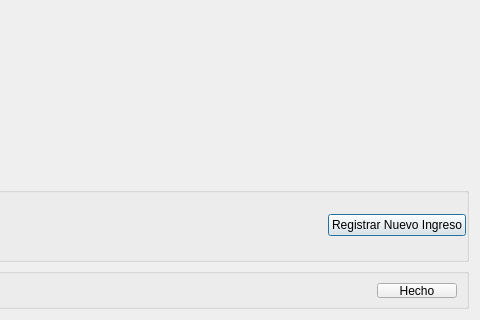
Above: src/ui/DialogRegistrarIngresoVehiculo.ui from guilleurrutia10/division-transporte before the change; both pictures show x 320 to 800 and y 280 to 600 of the 800 by 600 pixel window. Below: the same form after it.
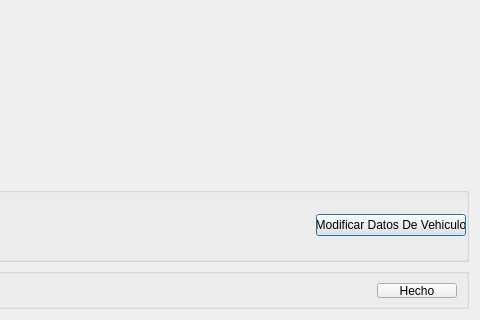
That is the form after the change.

```diff
--- a/src/ui/DialogRegistrarIngresoVehiculo.ui
+++ b/src/ui/DialogRegistrarIngresoVehiculo.ui
@@ -103,7 +103,7 @@
          </size>
         </property>
         <property name="text">
-         <string>Registrar Nuevo Ingreso</string>
+         <string>Modificar Datos De Vehiculo</string>
         </property>
        </widget>
       </item>
```
Left out of the diff: 10 changed lines with no effect on the pictures.
